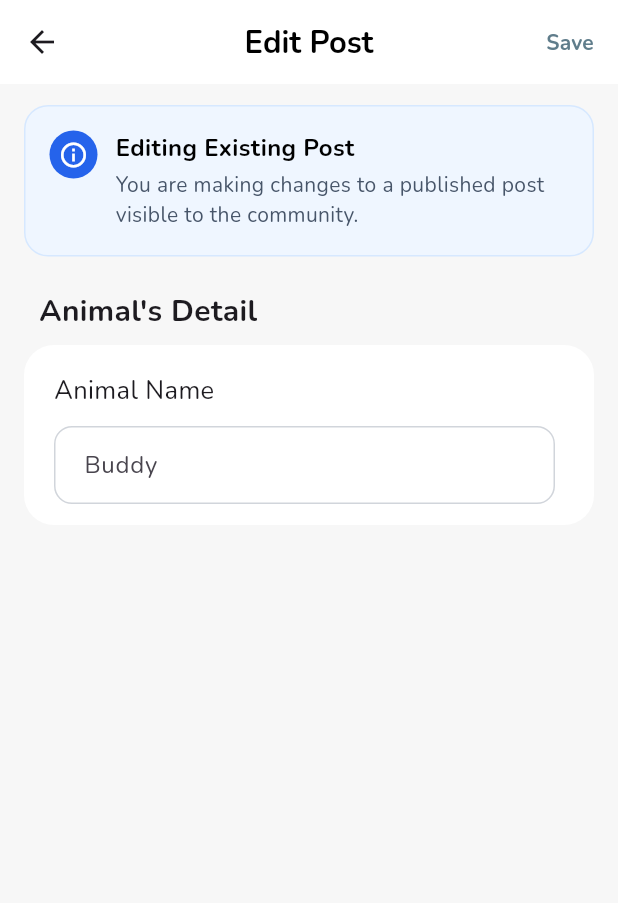
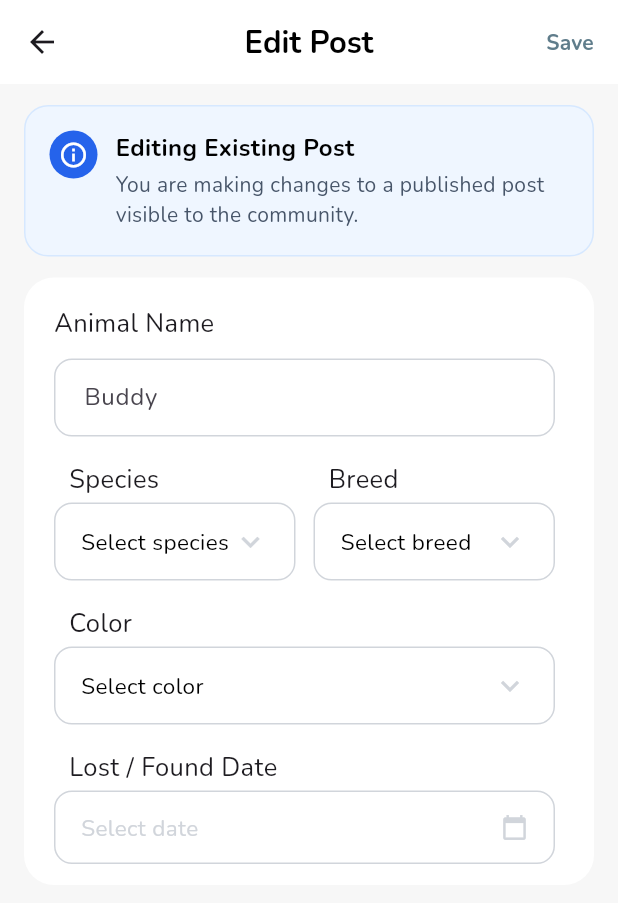
Before and after one commit to gzmoz/PawNav, a Flutter app: the EditPostFormPage screen opened directly with empty values, on a phone screen of 412 x 824 dp. Shown: the top 903 px of the screen. Run offline on Flutter 3.47's test engine with Material 3 defaults, Android fonts, the phone set to English and light mode, and no system bars; our stand-ins replace carousel_slider, curved_navigation_bar, flutter_bloc, flutter_dotenv, flutter_typeahead, geocoding and 11 more; accounts and stored records are empty; project files that could hold a hidden picture were left out.

Commit message:
edit_post details

```diff
--- /dev/null
+++ b/lib/core/services/json_service.dart
@@ -0,0 +1,23 @@
+import 'dart:convert';
+import 'package:flutter/services.dart';
+
+class JsonService {
+  static Future<Map<String, List<String>>> load(String path) async {
+    final jsonString = await rootBundle.loadString(path);
+    final Map<String, dynamic> decoded = json.decode(jsonString);
+
+    final Map<String, List<String>> result = {};
+
+    decoded.forEach((key, value) {
+      /*key   = "Dog"
+      value = ["Akita", "Beagle"]*/
+      final list = value as List;
+      result[key] = list.map((e) => e.toString()).toList();
+      /*Listeyi tek tek dolaşır
+      Her elemanı String’e çevirir
+      Yeni bir List<String> oluşturur*/
+    });
+
+    return result;
+  }
+}
--- /dev/null
+++ b/lib/core/widgets/custom_bottomsheet_select.dart
@@ -0,0 +1,243 @@
+import 'package:flutter/material.dart';
+
+class BottomSheetSelect extends StatefulWidget {
+  final String title;
+  final String placeholder;
+  final String? value;
+  final List<String> items;
+  final ValueChanged<String> onSelected;
+
+  const BottomSheetSelect({
+    super.key,
+    required this.title,
+    required this.placeholder,
+    required this.items,
+    required this.onSelected,
+    this.value,
+  });
+
+  @override
+  State<BottomSheetSelect> createState() => _BottomSheetSelectState();
+}
+
+class _BottomSheetSelectState extends State<BottomSheetSelect> {
+  final FocusNode _focusNode = FocusNode();
+
+  @override
+  void dispose() {
+    _focusNode.dispose();
+    super.dispose();
+  }
+
+  @override
+  Widget build(BuildContext context) {
+    final bool hasFocus = _focusNode.hasFocus;
+
+    final Color activeColor =
+    hasFocus ? const Color(0xFF2563EB) : const Color(0xFFD1D5DB);
+
+    return Column(
+      crossAxisAlignment: CrossAxisAlignment.start,
+      children: [
+        Padding(
+          padding: const EdgeInsets.fromLTRB(10, 8, 16, 4),
+          child: Text(
+            widget.title,
+            style: const TextStyle(
+              fontWeight: FontWeight.w500,
+              fontSize: 17,
+            ),
+          ),
+        ),
+
+        Focus(
+          focusNode: _focusNode,
+          child: InkWell(
+            onTap: widget.items.isEmpty
+                ? null
+                : () {
+              _focusNode.requestFocus();
+              _openBottomSheet(context);
+            },
+            borderRadius: BorderRadius.circular(12),
+            child: InputDecorator(
+              decoration: InputDecoration(
+                isDense: true,
+
+                enabledBorder: OutlineInputBorder(
+                  borderRadius: BorderRadius.circular(12),
+                  borderSide: const BorderSide(
+                    color: Color(0xFFD1D5DB),
+                    width: 1,
+                  ),
+                ),
+
+                focusedBorder: OutlineInputBorder(
+                  borderRadius: BorderRadius.circular(12),
+                  borderSide: const BorderSide(
+                    color: Color(0xFF2563EB),
+                    width: 1,
+                  ),
+                ),
+
+                contentPadding: const EdgeInsets.symmetric(
+                  horizontal: 14,
+                  vertical: 14,
+                ),
+              ),
+              child: Row(
+                children: [
+                  Expanded(
+                    child: Text(
+                      widget.value ?? widget.placeholder,
+                      overflow: TextOverflow.ellipsis,
+                      style: TextStyle(
+                        fontSize: 15,
+                        fontWeight: FontWeight.w500,
+                        color: Colors.black,
+                      ),
+                    ),
+                  ),
+                  Icon(
+                    Icons.keyboard_arrow_down,
+                    color: activeColor,
+                  ),
+                ],
+              ),
+            ),
+          ),
+        ),
+      ],
+    );
+  }
+
+  void _openBottomSheet(BuildContext context) {
+    showModalBottomSheet(
+      context: context,
+      backgroundColor: Colors.transparent,
+      isScrollControlled: true,
+      builder: (_) {
+        return _BottomSheetList(
+          items: widget.items,
+          selectedValue: widget.value,
+          onSelected: (val) {
+            Navigator.pop(context);
+            widget.onSelected(val);
+
+            _focusNode.unfocus();
+          },
+        );
+      },
+    ).whenComplete(() {
+      _focusNode.unfocus();
+    });
+  }
+}
+
+
+
+
+class _BottomSheetList extends StatelessWidget {
+  final List<String> items;
+  final String? selectedValue;
+  final ValueChanged<String> onSelected;
+
+  const _BottomSheetList({
+    required this.items,
+    required this.onSelected,
+    this.selectedValue,
+  });
+
+  @override
+  Widget build(BuildContext context) {
+    return Container(
+      height: MediaQuery.of(context).size.height * 0.45,
+      decoration: const BoxDecoration(
+        color: Colors.white,
+        borderRadius: BorderRadius.vertical(
+          top: Radius.circular(22),
+        ),
+      ),
+      child: Column(
+        children: [
+          const SizedBox(height: 10),
+
+          Container(
+            width: 40,
+            height: 5,
+            decoration: BoxDecoration(
+              color: Colors.grey.shade300,
+              borderRadius: BorderRadius.circular(10),
+            ),
+          ),
+
+          const SizedBox(height: 16),
+
+          Expanded(
+            child: ListView.builder(
+              padding: const EdgeInsets.only(bottom: 20),
+              itemCount: items.length,
+              itemBuilder: (context, index) {
+                final item = items[index];
+                final isSelected = item == selectedValue;
+
+                return GestureDetector(
+                  onTap: () => onSelected(item),
+                  child: Container(
+                    margin: const EdgeInsets.symmetric(
+                      horizontal: 18,
+                      vertical: 6,
+                    ),
+                    padding: const EdgeInsets.symmetric(
+                      vertical: 14,
+                      horizontal: 14,
+                    ),
+                    decoration: BoxDecoration(
+                      color: isSelected
+                          ? Colors.blue.shade50
+                          : Colors.grey.shade100,
+                      borderRadius: BorderRadius.circular(14),
+                      border: Border.all(
+                        color: isSelected
+                            ? const Color(0xFF2563EB)
+                            : Colors.transparent,
+                        width: 1,
+                      ),
+                    ),
+                    child: Row(
+                      mainAxisAlignment:
+                      MainAxisAlignment.spaceBetween,
+                      children: [
+                        Expanded(
+                          child: Text(
+                            item,
+                            overflow: TextOverflow.ellipsis,
+                            style: TextStyle(
+                              fontSize: 16,
+                              fontWeight: isSelected
+                                  ? FontWeight.w600
+                                  : FontWeight.w400,
+                              color: isSelected
+                                  ? Colors.blue
+                                  : Colors.black87,
+                            ),
+                          ),
+                        ),
+                        if (isSelected)
+                          const Icon(
+                            Icons.check,
+                            color: Colors.blue,
+                            size: 20,
+                          ),
+                      ],
+                    ),
+                  ),
+                );
+              },
+            ),
+          ),
+        ],
+      ),
+    );
+  }
+}
--- /dev/null
+++ b/lib/core/widgets/date_picker_select.dart
@@ -0,0 +1,182 @@
+import 'package:flutter/material.dart';
+import 'package:intl/intl.dart';
+
+class DatePickerSelect extends StatefulWidget {
+  final String title;
+  final String placeholder;
+  final DateTime? value;
+  final ValueChanged<DateTime> onSelected;
+
+  const DatePickerSelect({
+    super.key,
+    required this.title,
+    required this.placeholder,
+    required this.onSelected,
+    this.value,
+  });
+
+  @override
+  State<DatePickerSelect> createState() => _DatePickerSelectState();
+}
+
+class _DatePickerSelectState extends State<DatePickerSelect> {
+  final FocusNode _focusNode = FocusNode();
+
+  @override
+  void dispose() {
+    _focusNode.dispose();
+    super.dispose();
+  }
+
+  @override
+  Widget build(BuildContext context) {
+    final bool hasFocus = _focusNode.hasFocus;
+
+    final Color activeColor =
+    hasFocus ? const Color(0xFF2563EB) : const Color(0xFFD1D5DB);
+
+    final String displayText = widget.value == null
+        ? widget.placeholder
+        : DateFormat('dd MMM yyyy').format(widget.value!);
+
+    return Column(
+      crossAxisAlignment: CrossAxisAlignment.start,
+      children: [
+        Padding(
+          padding: const EdgeInsets.fromLTRB(10, 8, 16, 4),
+          child: Text(
+            widget.title,
+            style: const TextStyle(
+              fontWeight: FontWeight.w500,
+              fontSize: 17,
+            ),
+          ),
+        ),
+
+        Focus(
+          focusNode: _focusNode,
+          child: InkWell(
+            onTap: () async {
+              _focusNode.requestFocus();
+
+              final picked = await showDatePicker(
+                context: context,
+                initialDate: widget.value ?? DateTime.now(),
+                firstDate: DateTime(2000),
+                lastDate: DateTime.now(),
+                builder: (context, child) {
+                  return Theme(
+                    data: Theme.of(context).copyWith(
+                      colorScheme: const ColorScheme.light(
+                        primary: Color(0xFF2563EB),       // header, selected date, OK button
+                        onPrimary: Colors.white,          // header text
+                        surface: Colors.white,            // dialog background
+                        onSurface: Colors.black,           // normal text
+                      ),
+
+                      dialogBackgroundColor: Colors.white,
+
+                      textButtonTheme: TextButtonThemeData(
+                        style: TextButton.styleFrom(
+                          foregroundColor: Color(0xFF2563EB), // OK / CANCEL
+                        ),
+                      ),
+
+                      datePickerTheme: DatePickerThemeData(
+                        backgroundColor: Colors.white,
+                        surfaceTintColor: Colors.white,
+
+                        shape: RoundedRectangleBorder(
+                          borderRadius: BorderRadius.circular(16),
+                          side: const BorderSide(
+                            color: Color(0xFF2563EB), //  kenar rengi
+                            width: 1.2,
+                          ),
+                        ),
+
+                        todayBorder: const BorderSide(
+                          color: Color(0xFF2563EB),
+                          width: 1.2,
+                        ),
+
+                        todayForegroundColor:
+                        MaterialStatePropertyAll(Color(0xFF2563EB)),
+
+                        dayForegroundColor:
+                        MaterialStateProperty.resolveWith((states) {
+                          if (states.contains(MaterialState.selected)) {
+                            return Colors.white;
+                          }
+                          return Colors.black;
+                        }),
+
+                        dayBackgroundColor:
+                        MaterialStateProperty.resolveWith((states) {
+                          if (states.contains(MaterialState.selected)) {
+                            return const Color(0xFF2563EB);
+                          }
+                          return null;
+                        }),
+                      ),
+                    ),
+                    child: child!,
+                  );
+                },
+              );
+
+
+              if (picked != null) {
+                widget.onSelected(picked);
+              }
+
+              _focusNode.unfocus();
+            },
+            borderRadius: BorderRadius.circular(12),
+            child: InputDecorator(
+              decoration: InputDecoration(
+                isDense: true,
+                enabledBorder: OutlineInputBorder(
+                  borderRadius: BorderRadius.circular(12),
+                  borderSide: const BorderSide(
+                    color: Color(0xFFD1D5DB),
+                    width: 1,
+                  ),
+                ),
+                focusedBorder: OutlineInputBorder(
+                  borderRadius: BorderRadius.circular(12),
+                  borderSide: const BorderSide(
+                    color: Color(0xFF2563EB),
+                    width: 1,
+                  ),
+                ),
+                contentPadding: const EdgeInsets.symmetric(
+                  horizontal: 14,
+                  vertical: 14,
+                ),
+              ),
+              child: Row(
+                children: [
+                  Expanded(
+                    child: Text(
+                      displayText,
+                      style: TextStyle(
+                        fontSize: 15,
+                        fontWeight: FontWeight.w500,
+                        color: activeColor,
+                      ),
+                    ),
+                  ),
+                  Icon(
+                    Icons.calendar_today,
+                    size: 18,
+                    color: activeColor,
+                  ),
+                ],
+              ),
+            ),
+          ),
+        ),
+      ],
+    );
+  }
+}
--- a/lib/features/editPost/presentation/screen/edit_post_form_page.dart
+++ b/lib/features/editPost/presentation/screen/edit_post_form_page.dart
@@ -1,5 +1,9 @@
 import 'package:flutter/material.dart';
 import 'package:pawnav/app/theme/colors.dart';
+import 'package:pawnav/core/services/json_service.dart';
+import 'package:pawnav/core/widgets/custom_bottomsheet_select.dart';
+import 'package:pawnav/core/widgets/custom_dropdown.dart';
+import 'package:pawnav/core/widgets/date_picker_select.dart';
 
 class EditPostFormPage extends StatefulWidget {
   final String postId;
@@ -11,13 +15,28 @@ class EditPostFormPage extends StatefulWidget {
 }
 
 class _EditPostFormPageState extends State<EditPostFormPage> {
+  String? selectedSpecies;
+  String? selectedBreed;
+  String? selectedColor;
+  DateTime? selectedDate;
+
+  Map<String, List<String>> breedMap = {};
+  Map<String, List<String>> colorMap = {};
 
   final TextEditingController animalNameController = TextEditingController();
+
+  @override
+  void initState() {
+    super.initState();
+    loadData();
+  }
+
   @override
   Widget build(BuildContext context) {
     final screenInfo = MediaQuery.of(context);
     final double height = screenInfo.size.height;
     final double width = screenInfo.size.width;
+
 
     return Scaffold(
       backgroundColor: AppColors.white5,
@@ -120,10 +139,9 @@ class _EditPostFormPageState extends State<EditPostFormPage> {
               child: Column(
                 crossAxisAlignment: CrossAxisAlignment.start,
                 children: [
-                  titleText("Animal's Detail"),
                   Container(
                     padding: EdgeInsets.all(10),
-                    decoration:BoxDecoration(
+                    decoration: BoxDecoration(
                       color: Colors.white,
                       borderRadius: BorderRadius.circular(20),
                     ),
@@ -132,10 +150,110 @@ class _EditPostFormPageState extends State<EditPostFormPage> {
                       children: [
                         subTitleText("Animal Name"),
                         inputArea(animalNameController),
+                        Padding(
+                          padding: const EdgeInsets.fromLTRB(10, 4, 16, 4),
+                          child: Row(
+                            mainAxisAlignment: MainAxisAlignment.spaceEvenly,
+                            children: [
+                              Expanded(
+                                child: BottomSheetSelect(
+                                  title: "Species",
+                                  placeholder: "Select species",
+                                  value: selectedSpecies,
+                                  items: breedMap.keys.toList(),
+                                  onSelected: (val) {
+                                    setState(() {
+                                      selectedSpecies = val;
+                                      selectedBreed = null;
+                                    });
+                                  },
+                                ),
+                              ),
+                              const SizedBox(width: 12),
+                              Expanded(
+                                child: BottomSheetSelect(
+                                  title: "Breed",
+                                  placeholder: "Select breed",
+                                  value: selectedBreed,
+                                  items: selectedSpecies == null
+                                      ? []
+                                      : breedMap[selectedSpecies] ?? [],
+                                  onSelected: (val) {
+                                    setState(() {
+                                      selectedBreed = val;
+                                    });
+                                  },
+                                ),
+                              ),
+                            ],
+                          ),
+                        ),
+                        Padding(
+                          padding: const EdgeInsets.fromLTRB(10, 4, 16, 4),
+                          child: Row(
+                            mainAxisAlignment: MainAxisAlignment.spaceEvenly,
+                            children: [
+                              Expanded(
+                                child: BottomSheetSelect(
+                                  title: "Color",
+                                  placeholder: "Select color",
+                                  value: selectedColor,
+                                  items: selectedSpecies == null
+                                      ? []
+                                      : colorMap[selectedSpecies] ?? [],
+                                  onSelected: (val) {
+                                    setState(() {
+                                      selectedColor = val;
+                                    });
+                                  },
+                                ),
+                              ),
+                            ],
+                          ),
+                        ),
+
+                        Padding(
+                          padding: const EdgeInsets.fromLTRB(10, 4, 16, 4),
+                          child: DatePickerSelect(
+                            title: "Lost / Found Date",
+                            placeholder: "Select date",
+                            value: selectedDate,
+                            onSelected: (date) {
+                              setState(() {
+                                selectedDate = date;
+                              });
+                            },
+                          ),
+                        ),
                       ],
                     ),
                   ),
+                ],
+              ),
+            ),
+          ),
 
+
+          SliverToBoxAdapter(
+            child: Padding(
+              padding: const EdgeInsets.fromLTRB(16, 14, 16, 0),
+              child: Column(
+                crossAxisAlignment: CrossAxisAlignment.start,
+                children: [
+                  Container(
+                    padding: EdgeInsets.all(10),
+                    decoration: BoxDecoration(
+                      color: Colors.white,
+                      borderRadius: BorderRadius.circular(20),
+                    ),
+                    child: Column(
+                      crossAxisAlignment: CrossAxisAlignment.start,
+                      children: [
+
+
+                      ],
+                    ),
+                  ),
                 ],
               ),
             ),
@@ -144,7 +262,8 @@ class _EditPostFormPageState extends State<EditPostFormPage> {
       ),
     );
   }
-  Widget titleText(String title){
+
+  Widget titleText(String title) {
     return Padding(
       padding: const EdgeInsets.fromLTRB(10, 8, 16, 8),
       child: Text(
@@ -156,7 +275,8 @@ class _EditPostFormPageState extends State<EditPostFormPage> {
       ),
     );
   }
-  Widget subTitleText(String title){
+
+  Widget subTitleText(String title) {
     return Padding(
       padding: const EdgeInsets.fromLTRB(10, 8, 16, 4),
       child: Text(
@@ -168,7 +288,8 @@ class _EditPostFormPageState extends State<EditPostFormPage> {
       ),
     );
   }
-  Widget inputArea(TextEditingController controller){
+
+  Widget inputArea(TextEditingController controller) {
     return Padding(
       padding: const EdgeInsets.fromLTRB(10, 8, 16, 4),
       child: TextFormField(
@@ -177,12 +298,10 @@ class _EditPostFormPageState extends State<EditPostFormPage> {
           hintText: "Buddy",
           filled: true,
           fillColor: Colors.white,
-
           contentPadding: const EdgeInsets.symmetric(
             horizontal: 16,
             vertical: 14,
           ),
-
           enabledBorder: OutlineInputBorder(
             borderRadius: BorderRadius.circular(12),
             borderSide: const BorderSide(
@@ -190,7 +309,6 @@ class _EditPostFormPageState extends State<EditPostFormPage> {
               width: 1,
             ),
           ),
-
           focusedBorder: OutlineInputBorder(
             borderRadius: BorderRadius.circular(12),
             borderSide: const BorderSide(
@@ -201,6 +319,17 @@ class _EditPostFormPageState extends State<EditPostFormPage> {
         ),
       ),
     );
+  }
 
+  Future<void> loadData() async {
+    breedMap = await JsonService.load(
+      'assets/data/animal_breeds.json',
+    );
+
+    colorMap = await JsonService.load(
+      'assets/data/animal_colors.json',
+    );
+
+    setState(() {});
   }
 }
--- a/pubspec.yaml
+++ b/pubspec.yaml
@@ -102,7 +102,7 @@ flutter:
      - assets/onboarding/
      - assets/bottom_nav_bar_icons/
      - assets/representative/
-     - assets/json/
+     - assets/data/
      - .env
   #   - images/a_dot_ham.jpeg
 
```
Also changed, not shown: assets/data/animal_breeds.json (+12 -3 lines), assets/data/animal_colors.json (added, +23 -0 lines), lib/core/widgets/custom_dropdown.dart (added, +60 -0 lines).
